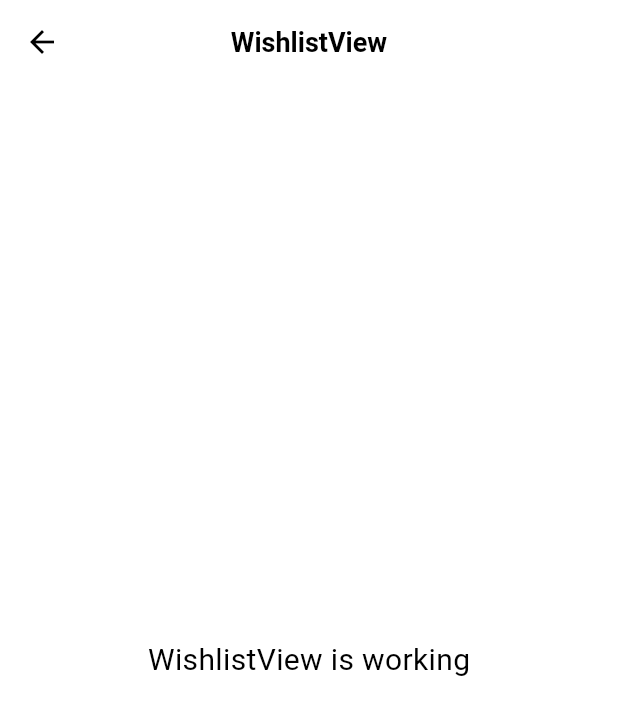
After one commit to arnabislam/E_commerce_app, a Flutter app: the WishlistView screen opened by its route, on a phone screen of 412 x 824 dp. The commit adds this screen. Shown: the top 715 px of the screen. Run offline on Flutter 3.47's test engine with Material 3 defaults, Android fonts, the phone set to English and light mode, and no system bars; our stand-ins replace carousel_slider, get, smooth_page_indicator.

Commit message:
wishlist done

```diff
--- a/lib/app/modules/home/views/navigation_menu_view.dart
+++ b/lib/app/modules/home/views/navigation_menu_view.dart
@@ -1,5 +1,6 @@
 import 'package:e_commerce/app/modules/home/views/home_view.dart';
 import 'package:e_commerce/app/modules/onboardimg/views/widgets/customShape/wishlist.dart';
+import 'package:e_commerce/app/modules/personalization/views/settings_view.dart';
 import 'package:e_commerce/device/helper_function.dart';
 import 'package:flutter/material.dart';
 
@@ -47,7 +48,7 @@ class NavigationController extends GetxController {
   final screens = [
    HomeView(),
     StoreView(),
-    Wishlist(),
-    Container(color: Colors.yellow,),
+  Wishlist(),
+    SettingsView()
   ];
 }
--- a/lib/app/modules/onboardimg/views/widgets/customShape/product_card_vertical.dart
+++ b/lib/app/modules/onboardimg/views/widgets/customShape/product_card_vertical.dart
@@ -36,6 +36,7 @@ class rProductCardVertical extends StatelessWidget {
               color: dark ? rColors.darkGrey : rColors.textWhite,
             ),
             child: Column(
+            crossAxisAlignment: CrossAxisAlignment.start,
               children: [
                 rRoundedContainer(
                   height: 180,
@@ -75,10 +76,10 @@ class rProductCardVertical extends StatelessWidget {
                   ),
                 ),
                 const Padding(
-                  padding: EdgeInsets.only(left: rSize.sm),
+                  padding: EdgeInsets.only(left:rSize.sm),
                   child: Column(
                     crossAxisAlignment: CrossAxisAlignment.start,
-                    mainAxisAlignment: MainAxisAlignment.center,
+
                     children: [
                       rProductTitleText(
                         title: 'Black Hilfiger shoes',
--- /dev/null
+++ b/lib/app/modules/wishlist/views/wishlist_view.dart
@@ -0,0 +1,24 @@
+import 'package:flutter/material.dart';
+
+import 'package:get/get.dart';
+
+import '../controllers/wishlist_controller.dart';
+
+class WishlistView extends GetView<WishlistController> {
+  const WishlistView({Key? key}) : super(key: key);
+  @override
+  Widget build(BuildContext context) {
+    return Scaffold(
+      appBar: AppBar(
+        title: const Text('WishlistView'),
+        centerTitle: true,
+      ),
+      body: const Center(
+        child: Text(
+          'WishlistView is working',
+          style: TextStyle(fontSize: 20),
+        ),
+      ),
+    );
+  }
+}
--- a/lib/app/routes/app_routes.dart
+++ b/lib/app/routes/app_routes.dart
@@ -7,6 +7,8 @@ abstract class Routes {
   static const ONBOARDIMG = _Paths.ONBOARDIMG;
   static const AUTH = _Paths.AUTH;
   static const STORE = _Paths.STORE;
+  static const WISHLIST = _Paths.WISHLIST;
+  static const PERSONALIZATION = _Paths.PERSONALIZATION;
 }
 
 abstract class _Paths {
@@ -15,4 +17,6 @@ abstract class _Paths {
   static const ONBOARDIMG = '/onboardimg';
   static const AUTH = '/auth';
   static const STORE = '/store';
+  static const WISHLIST = '/wishlist';
+  static const PERSONALIZATION = '/personalization';
 }
```
Also changed, not shown: lib/app/modules/onboardimg/views/widgets/customShape/wishlist.dart (+23 -3 lines), lib/app/modules/personalization/bindings/personalization_binding.dart (added, +12 -0 lines), lib/app/modules/personalization/controllers/personalization_controller.dart (added, +23 -0 lines), lib/app/modules/personalization/views/personalization_view.dart (added, +24 -0 lines), lib/app/modules/personalization/views/settings_view.dart (added, +21 -0 lines), lib/app/modules/wishlist/bindings/wishlist_binding.dart (added, +12 -0 lines), lib/app/modules/wishlist/controllers/wishlist_controller.dart (added, +23 -0 lines), lib/app/routes/app_pages.dart (+14 -0 lines).
